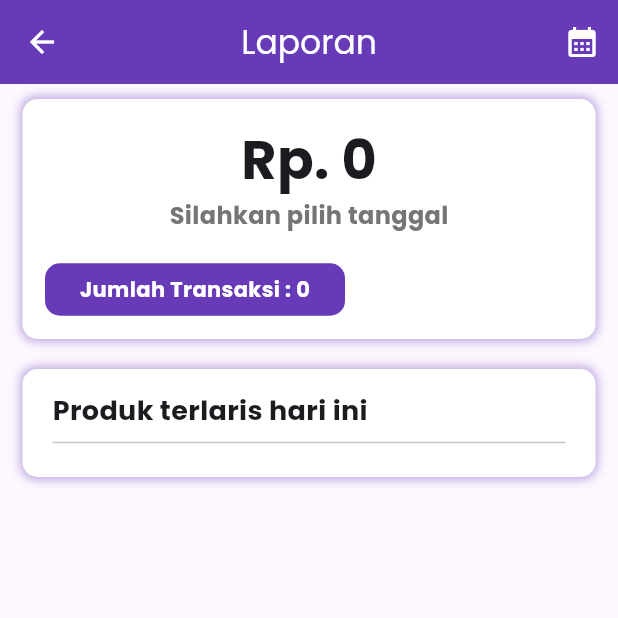
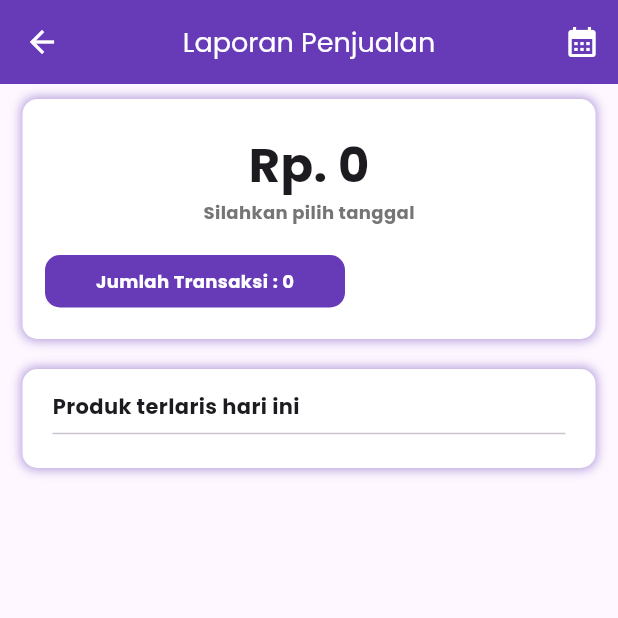
Before and after one commit to Andhikagr/Kasirnyong, a Flutter app: the Laporan screen opened directly, on a phone screen of 412 x 824 dp, the top half of it. Run offline on Flutter 3.47's test engine with Material 3 defaults, Android fonts, the phone set to English and light mode, and no system bars; our stand-ins replace get, google_fonts, image_picker, pdf, permission_handler, share_plus and 1 more; accounts and stored records are empty.

Commit message:
Update all changes: UI, assets, packages, and other files

```diff
--- a/lib/laporan.dart
+++ b/lib/laporan.dart
@@ -1,3 +1,5 @@
+import 'dart:io';
+
 import 'package:flutter/material.dart';
 import 'package:food_app/database/database.dart';
 import 'package:food_app/manaj_produk/produk/widget/format_rupiah.dart';
@@ -100,7 +102,7 @@ class _LaporanState extends State<Laporan> {
       appBar: AppBar(
         backgroundColor: Colors.deepPurple,
         foregroundColor: Colors.white,
-        title: Text("Laporan"),
+        title: Text("Laporan Penjualan", style: TextStyle(fontSize: 18)),
         centerTitle: true,
         actions: [
           IconButton(onPressed: _pickTanggal, icon: Icon(Icons.calendar_month)),
@@ -134,17 +136,17 @@ class _LaporanState extends State<Laporan> {
                       totalPenjualan.toRupiah(),
                       style: TextStyle(
                         fontWeight: FontWeight.bold,
-                        fontSize: 36,
+                        fontSize: 32,
                       ),
                     ),
                     Text(
                       tanggalLaporan != null
-                          ? "Total Penjualan ${DateFormat("dd MMM yyyy").format(tanggalLaporan!)}"
+                          ? "Total Penjualan ${DateFormat("dd-MM-yyyy").format(tanggalLaporan!)}"
                           : "Silahkan pilih tanggal",
                       style: TextStyle(
                         fontWeight: FontWeight.bold,
                         color: Colors.grey.shade600,
-                        fontSize: 16,
+                        fontSize: 12,
                       ),
                     ),
                     SizedBox(height: 20),
@@ -164,7 +166,7 @@ class _LaporanState extends State<Laporan> {
                             style: TextStyle(
                               fontWeight: FontWeight.bold,
                               color: Colors.white,
-                              fontSize: 14,
+                              fontSize: 12,
                             ),
                           ),
                         ),
@@ -199,14 +201,17 @@ class _LaporanState extends State<Laporan> {
                         "Produk terlaris hari ini",
                         style: TextStyle(
                           fontWeight: FontWeight.bold,
-                          fontSize: 18,
+                          fontSize: 14,
                         ),
                       ),
                     ),
                     Divider(),
                     if (produkTerlaris != null) ...[
                       produkTerlaris!["gambar"] != null
-                          ? Image.asset(produkTerlaris!["gambar"], width: 150)
+                          ? Image.file(
+                              File(produkTerlaris!["gambar"]),
+                              width: 150,
+                            )
                           : Icon(Icons.image_not_supported),
                       Row(
                         mainAxisAlignment: MainAxisAlignment.spaceBetween,
@@ -219,19 +224,19 @@ class _LaporanState extends State<Laporan> {
                                 produkTerlaris!["nama"],
                                 style: TextStyle(
                                   fontWeight: FontWeight.bold,
-                                  fontSize: 14,
+                                  fontSize: 12,
                                 ),
                               ),
                               Text(
                                 "Terjual : ${produkTerlaris!["jumlah"]} item",
                                 style: TextStyle(
                                   fontWeight: FontWeight.bold,
-                                  fontSize: 14,
+                                  fontSize: 12,
                                 ),
                               ),
                             ],
                           ),
-                          Image.asset("assets/best.png", width: 50),
+                          Image.asset("assets/best.png", width: 80),
                         ],
                       ),
                     ],
```
